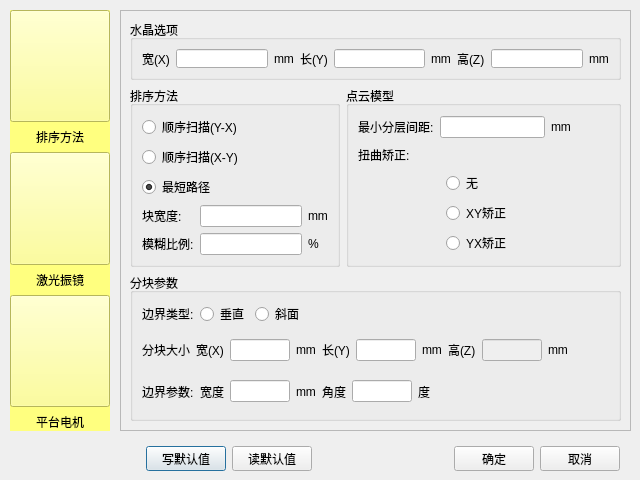
xiaohang2013/3dLaser-osg, file 3dLaser/ui/parawindow.ui: the form before one commit.
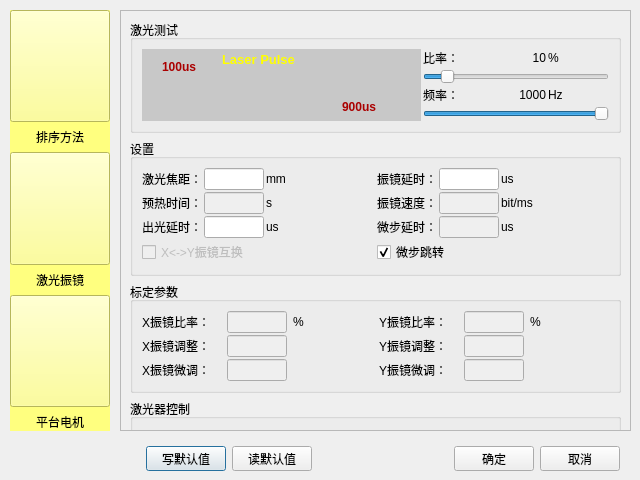
The form after the commit. Icons and pictures are not drawn.

What changed in the file:
```diff
--- a/3dLaser/ui/parawindow.ui
+++ b/3dLaser/ui/parawindow.ui
@@ -351,7 +351,11 @@
              </widget>
             </item>
             <item row="0" column="1">
-             <widget class="QLineEdit" name="le_para_width"/>
+             <widget class="QLineEdit" name="le_para_width">
+              <property name="enabled">
+               <bool>false</bool>
+              </property>
+             </widget>
             </item>
             <item row="0" column="2">
              <widget class="QLabel" name="lb_para_w2">
@@ -888,8 +892,8 @@
           <widget class="QLabel" name="lb_laser_pulse_high">
            <property name="geometry">
             <rect>
-             <x>110</x>
-             <y>40</y>
+             <x>20</x>
+             <y>10</y>
              <width>41</width>
              <height>16</height>
             </rect>
@@ -904,7 +908,7 @@
             <string notr="true">color: rgb(170, 0, 0);</string>
            </property>
            <property name="text">
-            <string>900us</string>
+            <string>100us</string>
            </property>
           </widget>
           <widget class="QLabel" name="lb_laser_pulse_low">
@@ -913,8 +917,8 @@
            </property>
            <property name="geometry">
             <rect>
-             <x>10</x>
-             <y>10</y>
+             <x>200</x>
+             <y>50</y>
              <width>41</width>
              <height>16</height>
             </rect>
@@ -929,7 +933,7 @@
             <string notr="true">color: rgb(170, 0, 0);</string>
            </property>
            <property name="text">
-            <string>100us</string>
+            <string>900us</string>
            </property>
           </widget>
          </widget>
@@ -951,7 +955,17 @@
             <item>
              <widget class="QLabel" name="lb_laser_r_v">
               <property name="text">
-               <string>10%</string>
+               <string>10</string>
+              </property>
+              <property name="alignment">
+               <set>Qt::AlignRight|Qt::AlignTrailing|Qt::AlignVCenter</set>
+              </property>
+             </widget>
+            </item>
+            <item>
+             <widget class="QLabel" name="lb_laser_r_v_2">
+              <property name="text">
+               <string>%</string>
               </property>
              </widget>
             </item>
@@ -990,6 +1004,9 @@
               <property name="text">
                <string>1000</string>
               </property>
+              <property name="alignment">
+               <set>Qt::AlignRight|Qt::AlignTrailing|Qt::AlignVCenter</set>
+              </property>
              </widget>
             </item>
             <item>
@@ -1003,6 +1020,15 @@
           </item>
           <item>
            <widget class="QSlider" name="sl_laser_f">
+            <property name="maximum">
+             <number>1000</number>
+            </property>
+            <property name="pageStep">
+             <number>1000</number>
+            </property>
+            <property name="value">
+             <number>1000</number>
+            </property>
             <property name="orientation">
              <enum>Qt::Horizontal</enum>
             </property>
@@ -2446,8 +2472,8 @@
   <zorder>layoutWidget</zorder>
   <zorder>w_para_btn</zorder>
   <zorder>para_motor</zorder>
-  <zorder>para_scan</zorder>
   <zorder>para_sort</zorder>
+  <zorder>para_scan</zorder>
  </widget>
  <resources/>
  <connections>
```
Left out of the diff: 34 changed lines with no effect on the pictures.
